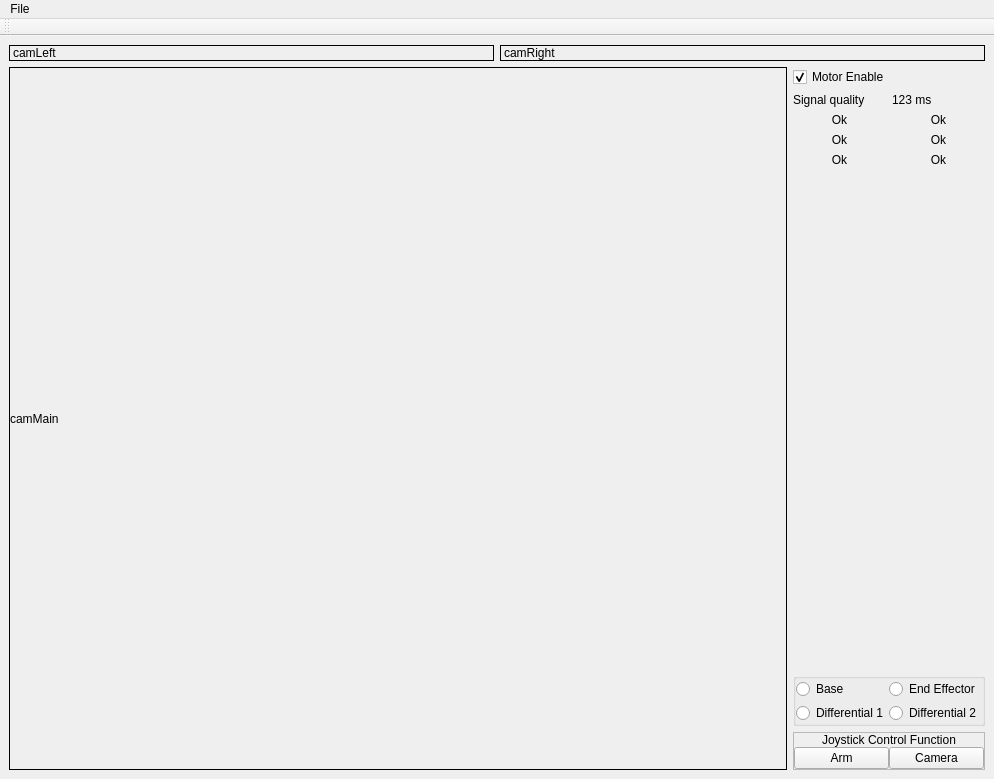
mcgill-robotics-archive/rover-archive, file catkin_ws/src/hci/ArmGui.ui: the form before one commit.
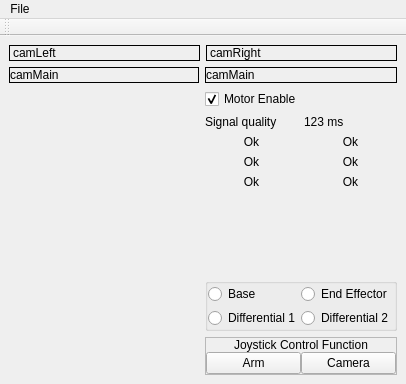
The form after the commit.

Patch:
```diff
--- a/catkin_ws/src/hci/ArmGui.ui
+++ b/catkin_ws/src/hci/ArmGui.ui
@@ -6,8 +6,8 @@
    <rect>
     <x>0</x>
     <y>0</y>
-    <width>994</width>
-    <height>779</height>
+    <width>406</width>
+    <height>384</height>
    </rect>
   </property>
   <property name="windowTitle">
@@ -101,7 +101,50 @@
           </property>
          </widget>
         </item>
+        <item>
+         <spacer name="verticalSpacer_2">
+          <property name="orientation">
+           <enum>Qt::Vertical</enum>
+          </property>
+          <property name="sizeHint" stdset="0">
+           <size>
+            <width>20</width>
+            <height>40</height>
+           </size>
+          </property>
+         </spacer>
+        </item>
        </layout>
+      </item>
+      <item>
+       <layout class="QVBoxLayout" name="verticalLayout">
+        <item>
+         <widget class="QLabel" name="camera4">
+          <property name="minimumSize">
+           <size>
+            <width>0</width>
+            <height>0</height>
+           </size>
+          </property>
+          <property name="sizeIncrement">
+           <size>
+            <width>1</width>
+            <height>1</height>
+           </size>
+          </property>
+          <property name="frameShape">
+           <enum>QFrame::Box</enum>
+          </property>
+          <property name="text">
+           <string>camMain</string>
+          </property>
+          <property name="scaledContents">
+           <bool>false</bool>
+          </property>
+          <property name="indent">
+           <number>0</number>
+          </property>
+         </widget>
       </item>
       <item>
        <layout class="QVBoxLayout" name="verticalLayout_6">
@@ -360,14 +403,18 @@
      </layout>
     </item>
    </layout>
+    </item>
+   </layout>
    <zorder></zorder>
+   <zorder>camera4</zorder>
+   <zorder>verticalSpacer_2</zorder>
   </widget>
   <widget class="QMenuBar" name="menubar">
    <property name="geometry">
     <rect>
      <x>0</x>
      <y>0</y>
-     <width>994</width>
+     <width>406</width>
      <height>25</height>
     </rect>
    </property>
```
Lines whose indentation alone changed are shown as unchanged.
